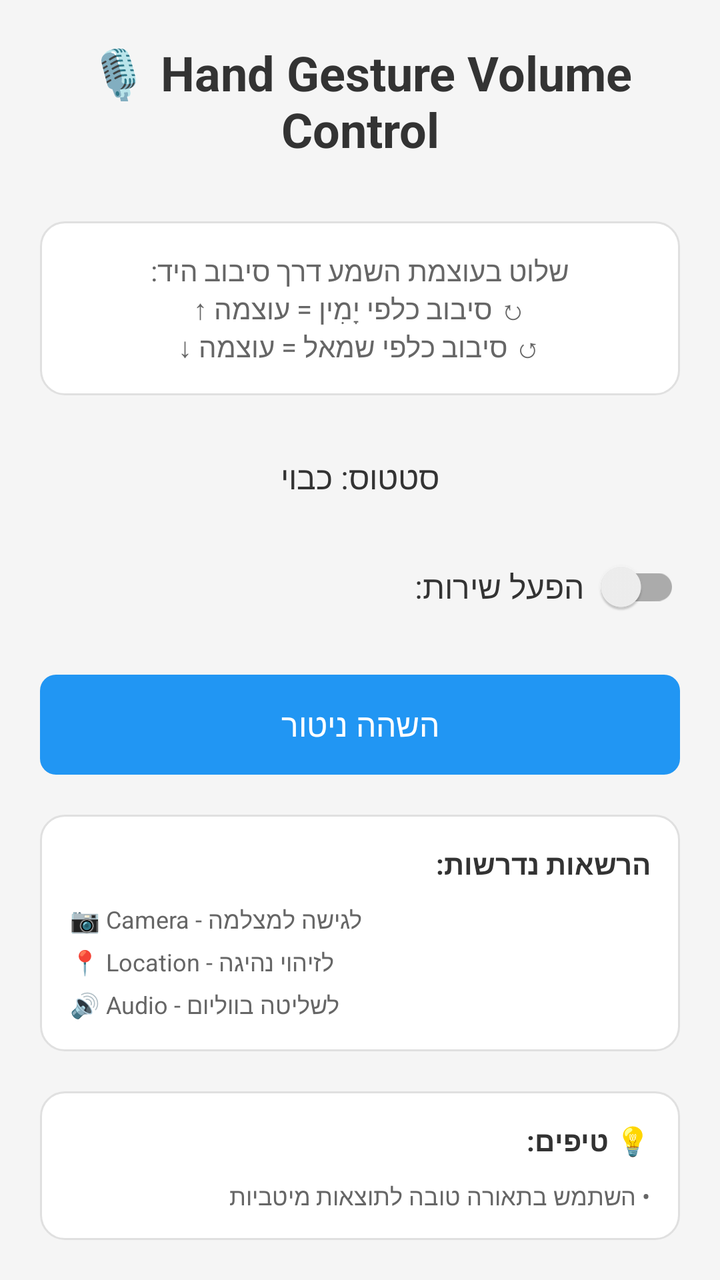
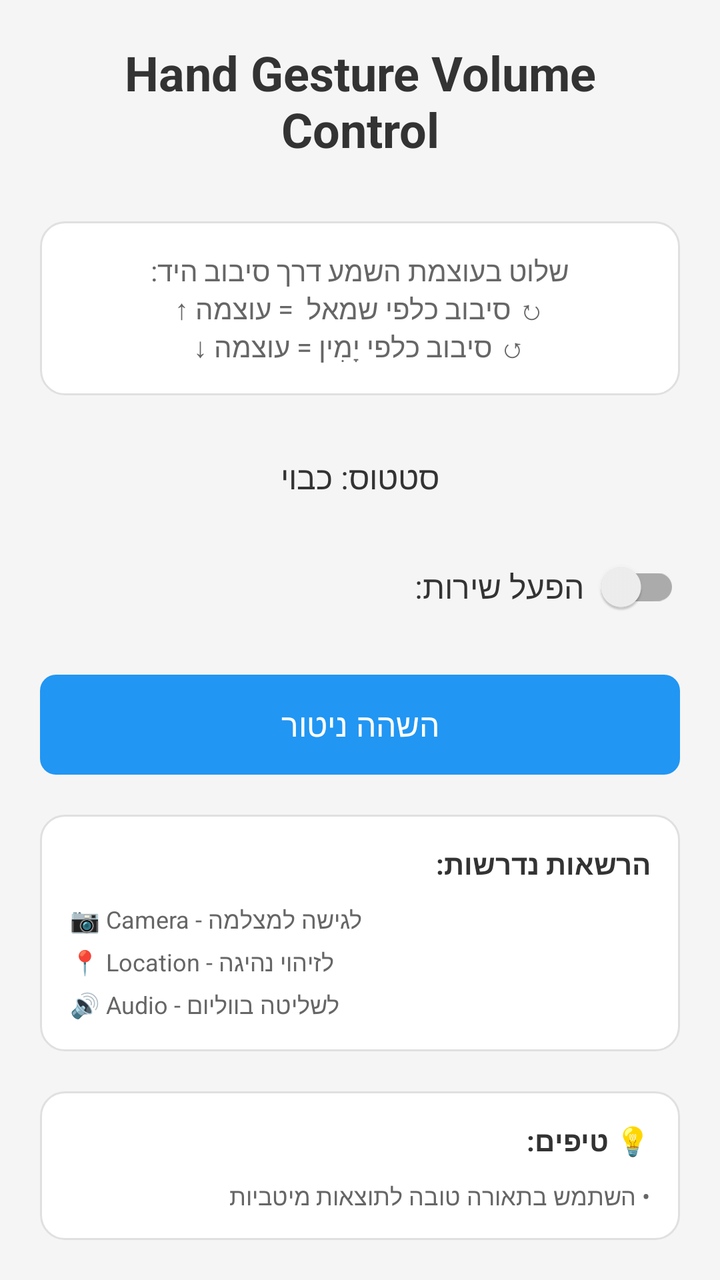

Screens rendered from an Android XML layout before and after an edit, with the pre-edit source and the edit as a unified diff.
<!-- AndroidManifest.xml: application theme Theme.HandGestureVolumeControl -->
<!-- res/layout/activity_main.xml -->
<?xml version="1.0" encoding="utf-8"?>
<LinearLayout xmlns:android="http://schemas.android.com/apk/res/android"
    xmlns:app="http://schemas.android.com/apk/res-auto"
    android:layout_width="match_parent"
    android:layout_height="match_parent"
    android:orientation="vertical"
    android:padding="20dp"
    android:background="#f5f5f5">

    
    <TextView
        android:id="@+id/titleText"
        android:layout_width="match_parent"
        android:layout_height="wrap_content"
        android:text="🎙️ Hand Gesture Volume Control"
        android:textSize="24sp"
        android:textStyle="bold"
        android:gravity="center"
        android:layout_marginBottom="30dp"
        android:textColor="#333333" />

    
    <TextView
        android:id="@+id/descriptionText"
        android:layout_width="match_parent"
        android:layout_height="wrap_content"
        android:text="שלוט בעוצמת השמע דרך סיבוב היד:\n↻ סיבוב כלפי יָמִין = עוצמה ↑\n↺ סיבוב כלפי שמאל = עוצמה ↓"
        android:textSize="14sp"
        android:gravity="center"
        android:layout_marginBottom="30dp"
        android:textColor="#666666"
        android:background="@drawable/rounded_background"
        android:padding="15dp" />

    
    <TextView
        android:id="@+id/statusText"
        android:layout_width="match_parent"
        android:layout_height="wrap_content"
        android:text="סטטוס: כבוי"
        android:textSize="16sp"
        android:gravity="center"
        android:layout_marginBottom="20dp"
        android:textColor="#333333" />

    
    <LinearLayout
        android:layout_width="match_parent"
        android:layout_height="wrap_content"
        android:orientation="horizontal"
        android:gravity="center"
        android:layout_marginBottom="20dp">

        <TextView
            android:layout_width="0dp"
            android:layout_height="wrap_content"
            android:layout_weight="1"
            android:text="הפעל שירות:"
            android:textSize="16sp"
            android:textColor="#333333" />

        <androidx.appcompat.widget.SwitchCompat
            android:id="@+id/toggleSwitch"
            android:layout_width="wrap_content"
            android:layout_height="wrap_content"
            android:layout_gravity="center_vertical" />
    </LinearLayout>

    
    <Button
        android:id="@+id/pauseButton"
        android:layout_width="match_parent"
        android:layout_height="50dp"
        android:text="השהה ניטור"
        android:enabled="false"
        android:textSize="16sp"
        android:layout_marginBottom="20dp"
        android:background="@drawable/button_background"
        android:textColor="#ffffff" />

    
    <LinearLayout
        android:layout_width="match_parent"
        android:layout_height="wrap_content"
        android:orientation="vertical"
        android:background="@drawable/rounded_background"
        android:padding="15dp"
        android:layout_marginBottom="20dp">

        <TextView
            android:layout_width="match_parent"
            android:layout_height="wrap_content"
            android:text="הרשאות נדרשות:"
            android:textSize="14sp"
            android:textStyle="bold"
            android:textColor="#333333"
            android:layout_marginBottom="10dp" />

        <TextView
            android:layout_width="match_parent"
            android:layout_height="wrap_content"
            android:text="📷 Camera - לגישה למצלמה\n📍 Location - לזיהוי נהיגה\n🔊 Audio - לשליטה בווליום"
            android:textSize="12sp"
            android:textColor="#666666"
            android:lineSpacingExtra="5dp" />
    </LinearLayout>

    
    <LinearLayout
        android:layout_width="match_parent"
        android:layout_height="wrap_content"
        android:orientation="vertical"
        android:background="@drawable/rounded_background"
        android:padding="15dp">

        <TextView
            android:layout_width="match_parent"
            android:layout_height="wrap_content"
            android:text="💡 טיפים:"
            android:textSize="14sp"
            android:textStyle="bold"
            android:textColor="#333333"
            android:layout_marginBottom="10dp" />

        <TextView
            android:layout_width="match_parent"
            android:layout_height="wrap_content"
            android:text="• השתמש בתאורה טובה לתוצאות מיטביות\n• הצב את הטלפון במרחק 30-50 ס&quot;מ מפניך\n• סיבוב איטי וחלק עדיף על סיבוב מהיר\n• האפליקציה מופעלת אוטומטית בזמן נהיגה"
            android:textSize="12sp"
            android:textColor="#666666"
            android:lineSpacingExtra="5dp" />
    </LinearLayout>

</LinearLayout>
<!-- resources referenced by this layout -->
<resources>
  <!-- drawable button_background (drawable) -->
  <?xml version="1.0" encoding="utf-8"?>
  <shape xmlns:android="http://schemas.android.com/apk/res/android"
      android:shape="rectangle">
      <solid android:color="#2196F3" />
      <corners android:radius="8dp" />
  </shape>
  <!-- drawable rounded_background (drawable) -->
  <?xml version="1.0" encoding="utf-8"?>
  <shape xmlns:android="http://schemas.android.com/apk/res/android"
      android:shape="rectangle">
      <solid android:color="#ffffff" />
      <corners android:radius="12dp" />
      <stroke
          android:width="1dp"
          android:color="#e0e0e0" />
  </shape>
  <style name="Theme.HandGestureVolumeControl" parent="Theme.MaterialComponents.Light.DarkActionBar">
          
          <item name="colorPrimary">@color/purple_500</item>
          <item name="colorPrimaryVariant">@color/purple_700</item>
          <item name="colorSecondary">@color/teal_200</item>
          <item name="colorSecondaryVariant">@color/teal_700</item>
          <item name="colorError">@color/red_500</item>
          <item name="colorOnPrimary">@color/white</item>
          <item name="colorOnSecondary">@color/black</item>
          <item name="colorOnError">@color/white</item>
      </style>
  <color name="purple_500">#FF6200EE</color>
  <color name="purple_700">#FF3700B3</color>
  <color name="teal_200">#FF03DAC5</color>
  <color name="teal_700">#FF018786</color>
  <color name="red_500">#FFF44336</color>
  <color name="white">#FFFFFFFF</color>
  <color name="black">#FF000000</color>
</resources>

<!-- the commit's change to res/layout/activity_main.xml (unified diff, before → after) -->
@@ -12,7 +12,7 @@
         android:id="@+id/titleText"
         android:layout_width="match_parent"
         android:layout_height="wrap_content"
-        android:text="🎙️ Hand Gesture Volume Control"
+        android:text="Hand Gesture Volume Control"
         android:textSize="24sp"
         android:textStyle="bold"
         android:gravity="center"
@@ -24,7 +24,7 @@
         android:id="@+id/descriptionText"
         android:layout_width="match_parent"
         android:layout_height="wrap_content"
-        android:text="שלוט בעוצמת השמע דרך סיבוב היד:\n↻ סיבוב כלפי יָמִין = עוצמה ↑\n↺ סיבוב כלפי שמאל = עוצמה ↓"
+        android:text="שלוט בעוצמת השמע דרך סיבוב היד:\n↻ סיבוב כלפי שמאל  = עוצמה ↑\n↺ סיבוב כלפי יָמִין = עוצמה ↓"
         android:textSize="14sp"
         android:gravity="center"
         android:layout_marginBottom="30dp"
